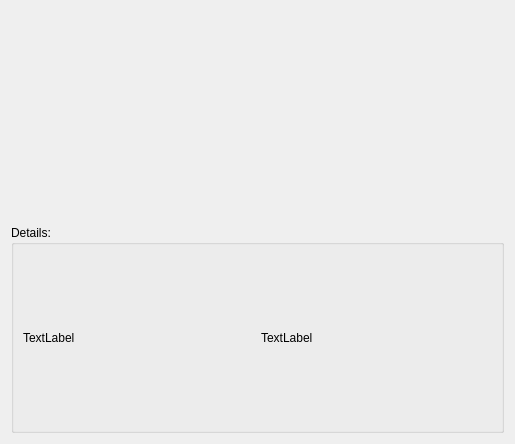
The window that drc/gui/partyform.ui (lansdon/cpts483_drc) describes before a commit, drawn with Qt 5.
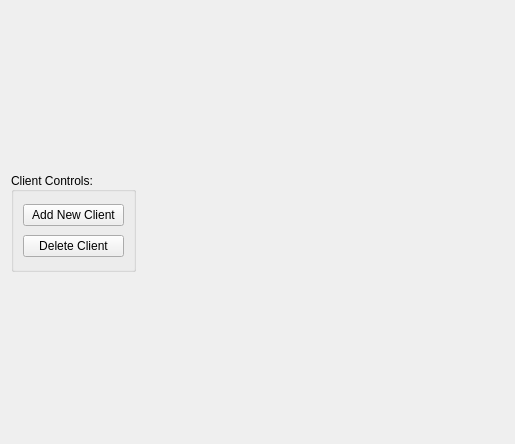
The same window after the commit.

Commit message: client add button

Patch:
```diff
--- a/drc/gui/partyform.ui
+++ b/drc/gui/partyform.ui
@@ -13,31 +13,46 @@
   <property name="windowTitle">
    <string>Form</string>
   </property>
-  <layout class="QGridLayout" name="gridLayout_2">
-   <item row="1" column="0" colspan="2">
+  <layout class="QHBoxLayout" name="horizontalLayout">
+   <item>
     <widget class="QGroupBox" name="detailsGroup">
+     <property name="minimumSize">
+      <size>
+       <width>0</width>
+       <height>0</height>
+      </size>
+     </property>
+     <property name="maximumSize">
+      <size>
+       <width>125</width>
+       <height>100</height>
+      </size>
+     </property>
      <property name="title">
-      <string>Details:</string>
+      <string>Client Controls:</string>
      </property>
-     <layout class="QGridLayout" name="gridLayout">
-      <item row="0" column="0">
-       <widget class="QLabel" name="label">
+     <property name="alignment">
+      <set>Qt::AlignLeading|Qt::AlignLeft|Qt::AlignVCenter</set>
+     </property>
+     <layout class="QVBoxLayout" name="verticalLayout">
+      <item>
+       <widget class="QPushButton" name="pushButton_2">
         <property name="text">
-         <string>TextLabel</string>
+         <string>Add New Client</string>
         </property>
        </widget>
       </item>
-      <item row="0" column="1">
-       <widget class="QLabel" name="label_2">
+      <item>
+       <widget class="QPushButton" name="pushButton">
         <property name="text">
-         <string>TextLabel</string>
+         <string>Delete Client</string>
         </property>
        </widget>
       </item>
      </layout>
     </widget>
    </item>
-   <item row="0" column="0" colspan="2">
+   <item>
     <widget class="QWidget" name="primaryFrame" native="true"/>
    </item>
   </layout>
```
